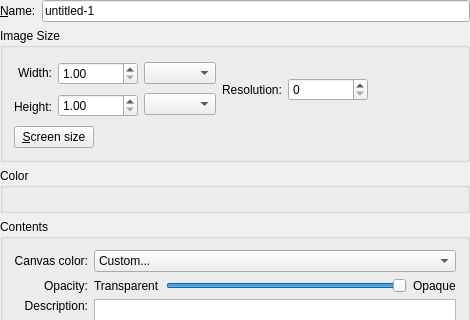
Qt form krita/ui/forms/wdgnewimage.ui (KDE/krita) before a commit; both pictures show x 0 to 470 and y 0 to 320 of the 470 by 503 pixel window.
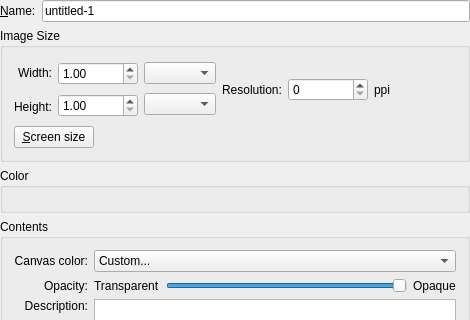
The same form after that commit. Custom widgets are drawn as their Qt base class.

The edit to the form file:
```diff
--- a/krita/ui/forms/wdgnewimage.ui
+++ b/krita/ui/forms/wdgnewimage.ui
@@ -162,6 +162,16 @@
           </property>
          </widget>
         </item>
+        <item>
+         <widget class="QLabel" name="label">
+          <property name="toolTip">
+           <string>pixels-per-inch</string>
+          </property>
+          <property name="text">
+           <string>ppi</string>
+          </property>
+         </widget>
+        </item>
         <item>
          <spacer>
           <property name="orientation" >
@@ -469,8 +479,8 @@
    </item>
   </layout>
  </widget>
- <layoutdefault spacing="6" margin="11" />
- <layoutfunction spacing="KDialog::spacingHint" margin="KDialog::marginHint" />
+ <layoutdefault spacing="6" margin="11"/>
+ <layoutfunction spacing="KDialog::spacingHint" margin="KDialog::marginHint"/>
  <customwidgets>
   <customwidget>
    <class>KColorCombo</class>
```
Left out of the diff: 267 changed lines with no effect on the pictures.
